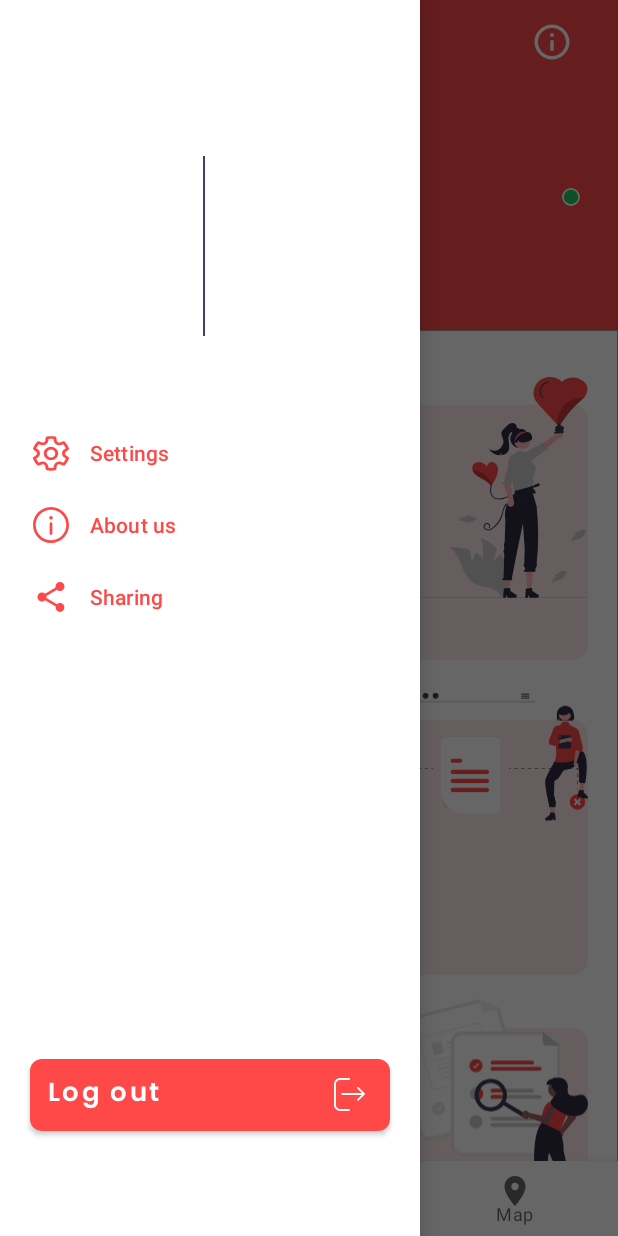
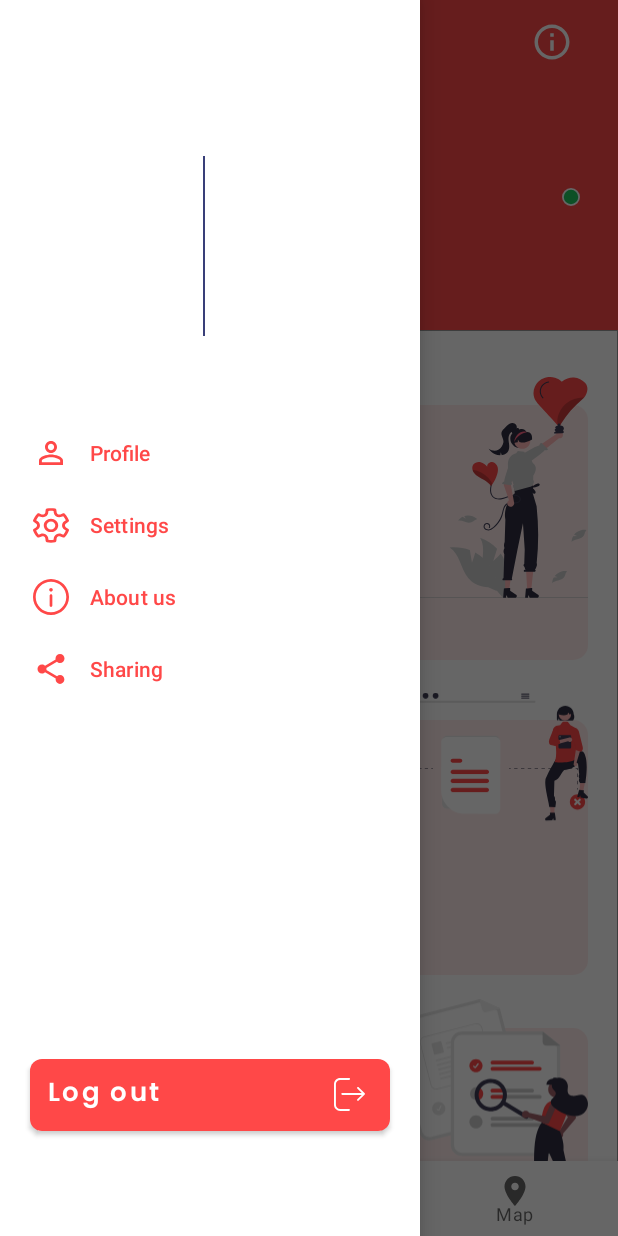
Before and after one commit to rbhagwane123/BloodGeniX, an Android app: the DashBoard_Screen screen opened directly, with no data from a screen before it, with the side drawer open, on a phone screen of 412 x 824 dp. Run offline under Robolectric (Android 15) with nearby library versions, the phone set to English and light mode, and no system bars; our stand-ins replace CircleImageView, Firebase (no records; nobody signed in at launch, a user with empty details on screens opened directly), navigation-ui; pictures from the network do not load; 1 statement that could not run was skipped.

Commit message:
This is Blood Donation and Receiving Apk devolped using android and firebase.

```diff
--- a/app/src/main/java/com/example/bloodgenix/ui/profile/ProfileFragment.java
+++ b/app/src/main/java/com/example/bloodgenix/ui/profile/ProfileFragment.java
@@ -128,7 +128,7 @@ public class ProfileFragment extends Fragment implements OnMapReadyCallback, Goo
             @Override
             public void onClick(View v) {
 
-                mMap.clear();
+//                mMap.clear();
                 String address = addressField.getText().toString();
 
                 List<Address> addressList = null;
--- /dev/null
+++ b/app/src/main/res/drawable/ic_baseline_person_outline_24.xml
@@ -0,0 +1,5 @@
+<vector android:height="25dp" android:tint="#FF4848"
+    android:viewportHeight="24" android:viewportWidth="24"
+    android:width="25dp" xmlns:android="http://schemas.android.com/apk/res/android">
+    <path android:fillColor="@android:color/white" android:pathData="M12,5.9c1.16,0 2.1,0.94 2.1,2.1s-0.94,2.1 -2.1,2.1S9.9,9.16 9.9,8s0.94,-2.1 2.1,-2.1m0,9c2.97,0 6.1,1.46 6.1,2.1v1.1L5.9,18.1L5.9,17c0,-0.64 3.13,-2.1 6.1,-2.1M12,4C9.79,4 8,5.79 8,8s1.79,4 4,4 4,-1.79 4,-4 -1.79,-4 -4,-4zM12,13c-2.67,0 -8,1.34 -8,4v3h16v-3c0,-2.66 -5.33,-4 -8,-4z"/>
+</vector>
--- a/app/src/main/res/menu/main_menu.xml
+++ b/app/src/main/res/menu/main_menu.xml
@@ -3,6 +3,9 @@
 
 
 
+    <item android:id="@+id/profile_view"
+        android:title="@string/profile"
+        android:icon="@drawable/ic_baseline_person_outline_24"/>
 
     <item android:id="@+id/nav_settings"
         android:title="@string/settings"
--- a/app/src/main/res/values/strings.xml
+++ b/app/src/main/res/values/strings.xml
@@ -116,4 +116,5 @@
     </string-array>
     <!-- TODO: Remove or change this placeholder text -->
     <string name="hello_blank_fragment">Hello blank fragment</string>
+    <string name="profile">Profile</string>
 </resources>
```
Also changed, not shown: app/src/main/java/com/example/bloodgenix/activities/DashBoard_Screen.java (+18 -8 lines).
